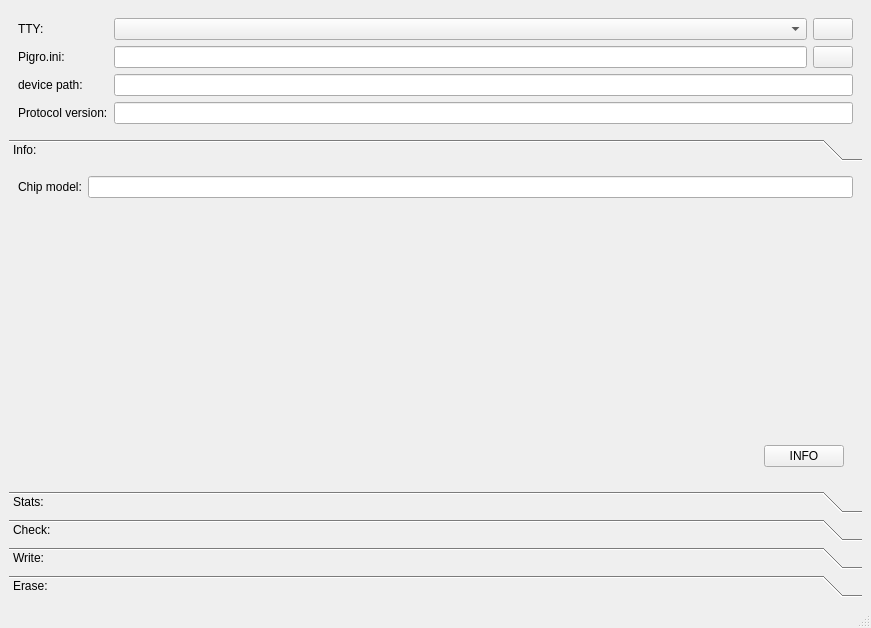
Old version of the form pigro/PigroWindow.ui in the repository zolotov-av/pigro.
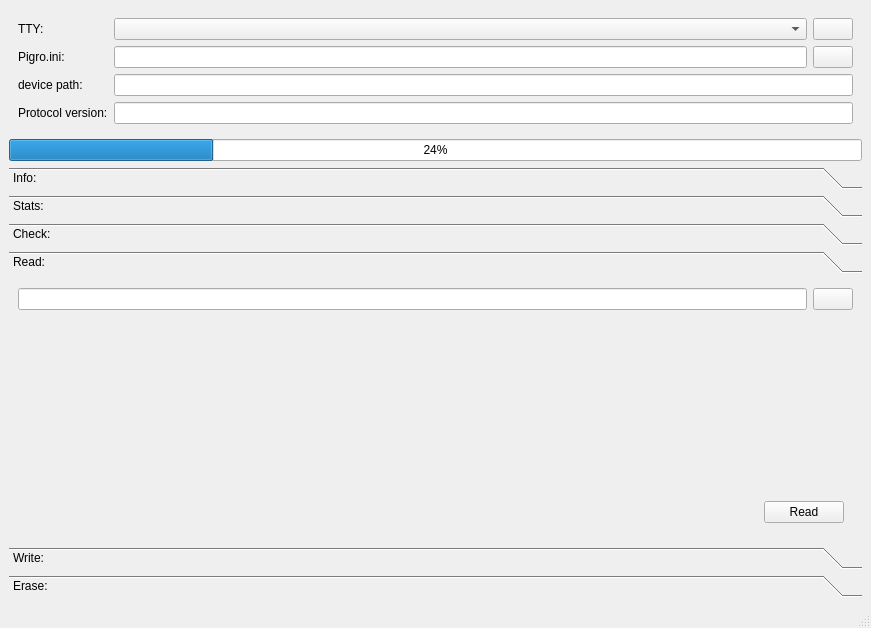
New version of the form. Icons and pictures are not drawn.

What changed in the file:
```diff
--- a/pigro/PigroWindow.ui
+++ b/pigro/PigroWindow.ui
@@ -122,6 +122,13 @@
       </layout>
      </widget>
     </item>
+    <item>
+     <widget class="QProgressBar" name="progressBar">
+      <property name="value">
+       <number>24</number>
+      </property>
+     </widget>
+    </item>
     <item>
      <widget class="QToolBox" name="toolBox">
       <property name="sizePolicy">
@@ -131,7 +138,7 @@
        </sizepolicy>
       </property>
       <property name="currentIndex">
-       <number>0</number>
+       <number>3</number>
       </property>
       <widget class="QWidget" name="pageInfo">
        <property name="geometry">
@@ -139,7 +146,7 @@
          <x>0</x>
          <y>0</y>
          <width>849</width>
-         <height>215</height>
+         <height>145</height>
         </rect>
        </property>
        <attribute name="label">
@@ -231,6 +238,78 @@
         <string>Check:</string>
        </attribute>
       </widget>
+      <widget class="QWidget" name="page_5">
+       <property name="geometry">
+        <rect>
+         <x>0</x>
+         <y>0</y>
+         <width>849</width>
+         <height>145</height>
+        </rect>
+       </property>
+       <attribute name="label">
+        <string>Read:</string>
+       </attribute>
+       <layout class="QVBoxLayout" name="verticalLayout_3">
+        <item>
+         <layout class="QHBoxLayout" name="horizontalLayout_3">
+          <item>
+           <widget class="QLineEdit" name="leReadFilePath"/>
+          </item>
+          <item>
+           <widget class="QPushButton" name="pbOpenReadFile">
+            <property name="text">
+             <string/>
+            </property>
+            <property name="icon">
+             <iconset resource="PigroResources.qrc">
+              <normaloff>:/icons/save-file.png</normaloff>:/icons/save-file.png</iconset>
+            </property>
+           </widget>
+          </item>
+         </layout>
+        </item>
+        <item>
+         <spacer name="verticalSpacer_2">
+          <property name="orientation">
+           <enum>Qt::Vertical</enum>
+          </property>
+          <property name="sizeHint" stdset="0">
+           <size>
+            <width>20</width>
+            <height>83</height>
+           </size>
+          </property>
+         </spacer>
+        </item>
+        <item>
+         <widget class="QWidget" name="widget" native="true">
+          <layout class="QHBoxLayout" name="horizontalLayout_6">
+           <item>
+            <spacer name="horizontalSpacer_2">
+             <property name="orientation">
+              <enum>Qt::Horizontal</enum>
+             </property>
+             <property name="sizeHint" stdset="0">
+              <size>
+               <width>715</width>
+               <height>20</height>
+              </size>
+             </property>
+            </spacer>
+           </item>
+           <item>
+            <widget class="QPushButton" name="pbReadFirmware">
+             <property name="text">
+              <string>Read</string>
+             </property>
+            </widget>
+           </item>
+          </layout>
+         </widget>
+        </item>
+       </layout>
+      </widget>
       <widget class="QWidget" name="page_3">
        <property name="geometry">
         <rect>
```
Left out of the diff: 8 changed lines with no effect on the pictures.
